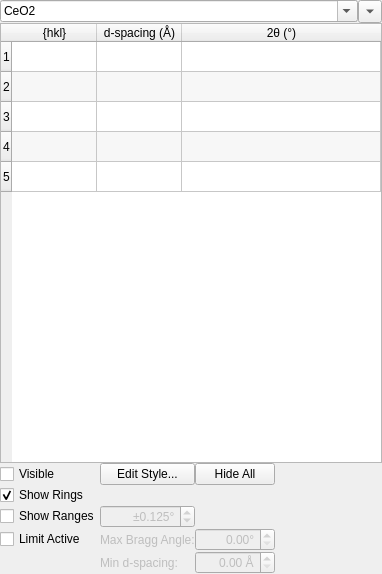
HEXRD/hexrdgui, file hexrd/ui/resources/ui/materials_panel.ui: the form before one commit.
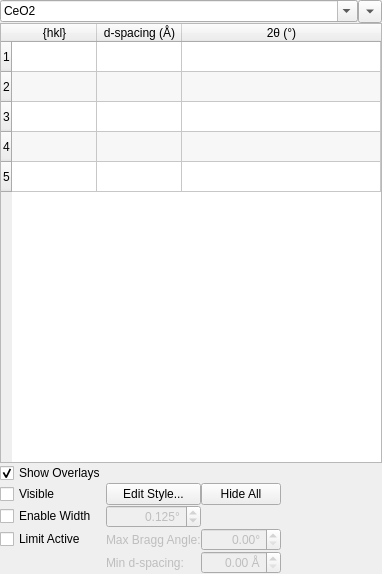
The form after the commit.

Commit message: Allow each material its own tThWidth

What changed in the file:
```diff
--- a/hexrd/ui/resources/ui/materials_panel.ui
+++ b/hexrd/ui/resources/ui/materials_panel.ui
@@ -167,14 +167,14 @@
    </item>
    <item>
     <layout class="QGridLayout" name="gridLayout">
-     <item row="4" column="0">
+     <item row="5" column="0">
       <widget class="QCheckBox" name="limit_active">
        <property name="text">
         <string>Limit Active</string>
        </property>
       </widget>
      </item>
-     <item row="8" column="1">
+     <item row="9" column="1">
       <widget class="QLabel" name="min_d_spacing_label">
        <property name="enabled">
         <bool>false</bool>
@@ -184,31 +184,18 @@
        </property>
       </widget>
      </item>
-     <item row="3" column="0">
-      <widget class="QCheckBox" name="show_ranges">
+     <item row="4" column="0">
+      <widget class="QCheckBox" name="enable_width">
        <property name="toolTip">
         <string>&lt;html&gt;&lt;head/&gt;&lt;body&gt;&lt;p&gt;show 2θ ranges for the selected HKLs for the active material&lt;/p&gt;&lt;/body&gt;&lt;/html&gt;</string>
        </property>
        <property name="text">
-        <string>Show Ranges</string>
+        <string>Enable Width</string>
        </property>
       </widget>
      </item>
-     <item row="1" column="0">
-      <widget class="QCheckBox" name="show_rings">
-       <property name="toolTip">
-        <string>&lt;html&gt;&lt;head/&gt;&lt;body&gt;&lt;p&gt;show powder rings for the selected HKLs for the active material&lt;/p&gt;&lt;/body&gt;&lt;/html&gt;</string>
-       </property>
-       <property name="text">
-        <string>Show Rings</string>
-       </property>
-       <property name="checked">
-        <bool>true</bool>
-       </property>
-      </widget>
-     </item>
-     <item row="3" column="1">
-      <widget class="QDoubleSpinBox" name="tth_ranges">
+     <item row="4" column="1">
+      <widget class="QDoubleSpinBox" name="tth_width">
        <property name="enabled">
         <bool>false</bool>
        </property>
@@ -219,7 +206,7 @@
         <set>Qt::AlignRight|Qt::AlignTrailing|Qt::AlignVCenter</set>
        </property>
        <property name="prefix">
-        <string>±</string>
+        <string/>
        </property>
        <property name="suffix">
         <string>°</string>
@@ -241,21 +228,21 @@
        </property>
       </widget>
      </item>
-     <item row="0" column="0">
+     <item row="1" column="0">
       <widget class="QCheckBox" name="material_visible">
        <property name="text">
         <string>Visible</string>
        </property>
       </widget>
      </item>
-     <item row="0" column="1">
+     <item row="1" column="1">
       <widget class="QPushButton" name="edit_style_button">
        <property name="text">
         <string>Edit Style...</string>
        </property>
       </widget>
      </item>
-     <item row="8" column="5">
+     <item row="9" column="5">
       <widget class="QDoubleSpinBox" name="min_d_spacing">
        <property name="enabled">
         <bool>false</bool>
@@ -274,7 +261,7 @@
        </property>
       </widget>
      </item>
-     <item row="4" column="1">
+     <item row="5" column="1">
       <widget class="QLabel" name="max_bragg_angle_label">
        <property name="enabled">
         <bool>false</bool>
@@ -284,7 +271,7 @@
        </property>
       </widget>
      </item>
-     <item row="4" column="5">
+     <item row="5" column="5">
       <widget class="QDoubleSpinBox" name="max_bragg_angle">
        <property name="enabled">
         <bool>false</bool>
@@ -303,7 +290,7 @@
        </property>
       </widget>
      </item>
-     <item row="4" column="6">
+     <item row="5" column="6">
       <spacer name="horizontalSpacer_2">
        <property name="orientation">
         <enum>Qt::Horizontal</enum>
@@ -316,7 +303,7 @@
        </property>
       </spacer>
      </item>
-     <item row="3" column="5" colspan="2">
+     <item row="4" column="5" colspan="2">
       <spacer name="horizontalSpacer">
        <property name="orientation">
         <enum>Qt::Horizontal</enum>
@@ -329,7 +316,7 @@
        </property>
       </spacer>
      </item>
-     <item row="8" column="6">
+     <item row="9" column="6">
       <spacer name="horizontalSpacer_3">
        <property name="orientation">
         <enum>Qt::Horizontal</enum>
@@ -342,13 +329,26 @@
        </property>
       </spacer>
      </item>
-     <item row="0" column="5">
+     <item row="1" column="5">
       <widget class="QPushButton" name="hide_all">
        <property name="text">
         <string>Hide All</string>
        </property>
       </widget>
      </item>
+     <item row="0" column="0">
+      <widget class="QCheckBox" name="show_overlays">
+       <property name="toolTip">
+        <string>&lt;html&gt;&lt;head/&gt;&lt;body&gt;&lt;p&gt;display overlays for the selected HKLs for each material&lt;/p&gt;&lt;/body&gt;&lt;/html&gt;</string>
+       </property>
+       <property name="text">
+        <string>Show Overlays</string>
+       </property>
+       <property name="checked">
+        <bool>true</bool>
+       </property>
+      </widget>
+     </item>
     </layout>
    </item>
   </layout>
```
Left out of the diff: 9 changed lines with no effect on the pictures. The commit also changes 5 other files.
